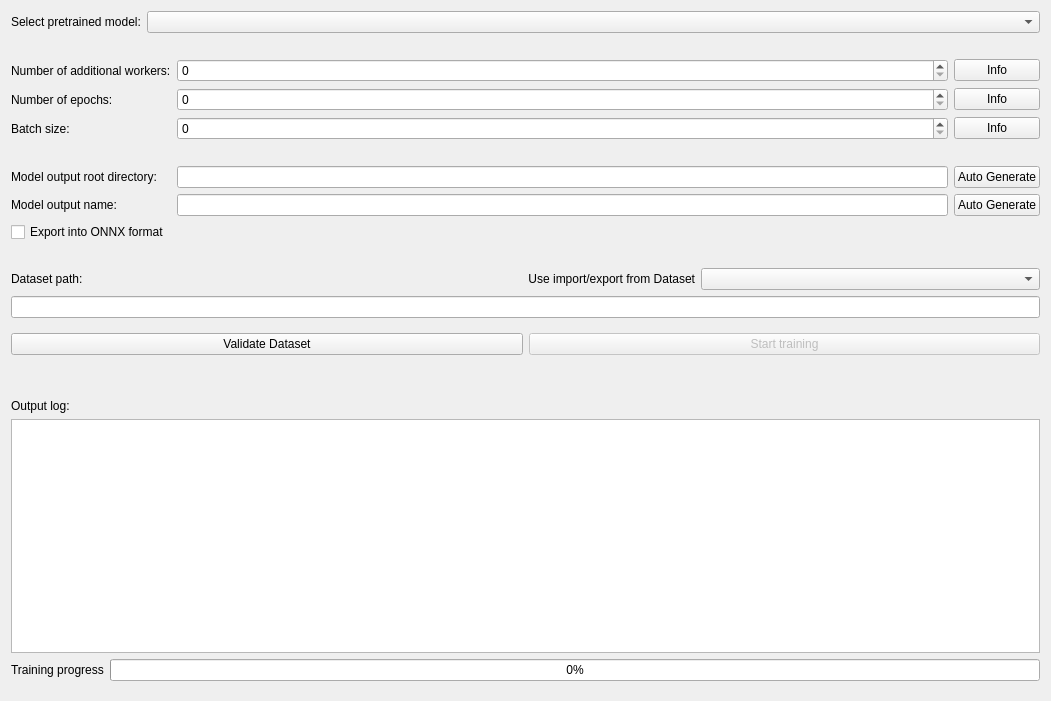
First picture: the form in src/app/ui/ModelTrainer.ui, repository denis-fekete/cbglib_dataset_editor, before the edit.
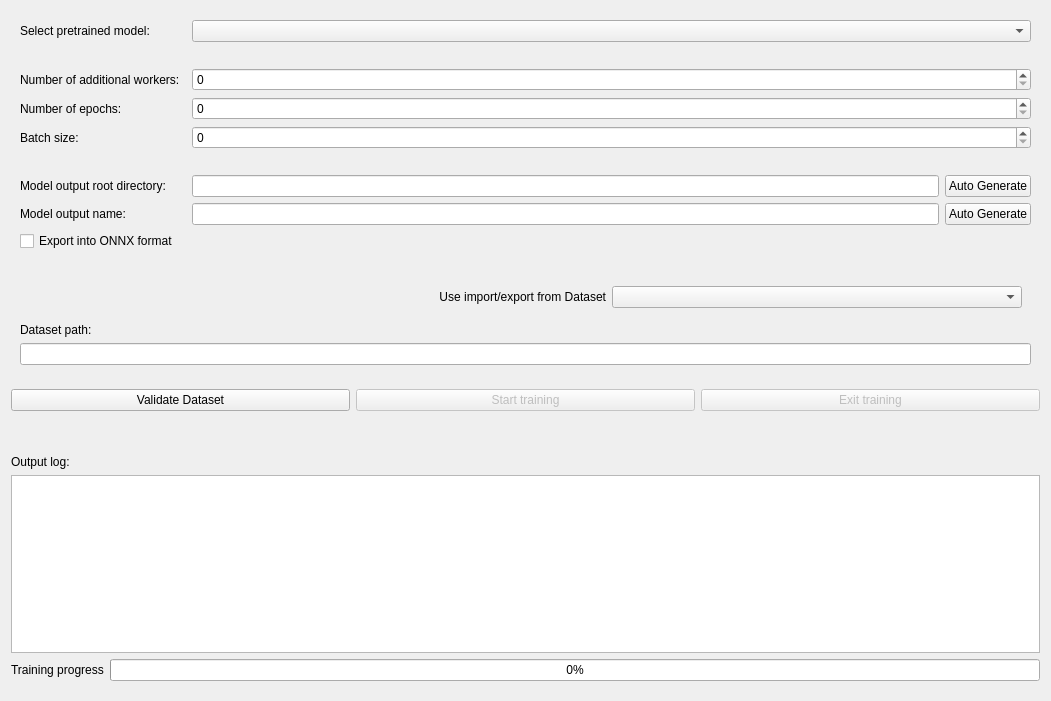
Second picture: the form after the edit.

Commit message: feat: added safe exit during training

```diff
--- a/src/app/ui/ModelTrainer.ui
+++ b/src/app/ui/ModelTrainer.ui
@@ -13,49 +13,8 @@
   <property name="windowTitle">
    <string>Form</string>
   </property>
-  <layout class="QGridLayout" name="gridLayout_2" rowstretch="0,0,0,0">
-   <item row="1" column="0">
-    <widget class="QWidget" name="validateTrainWidget" native="true">
-     <property name="sizePolicy">
-      <sizepolicy hsizetype="Expanding" vsizetype="Fixed">
-       <horstretch>0</horstretch>
-       <verstretch>0</verstretch>
-      </sizepolicy>
-     </property>
-     <property name="maximumSize">
-      <size>
-       <width>16777215</width>
-       <height>50</height>
-      </size>
-     </property>
-     <layout class="QHBoxLayout" name="horizontalLayout">
-      <property name="leftMargin">
-       <number>0</number>
-      </property>
-      <property name="rightMargin">
-       <number>0</number>
-      </property>
-      <item>
-       <widget class="QPushButton" name="validateButton">
-        <property name="text">
-         <string>Validate Dataset</string>
-        </property>
-       </widget>
-      </item>
-      <item>
-       <widget class="QPushButton" name="startTrainingButton">
-        <property name="enabled">
-         <bool>false</bool>
-        </property>
-        <property name="text">
-         <string>Start training</string>
-        </property>
-       </widget>
-      </item>
-     </layout>
-    </widget>
-   </item>
-   <item row="3" column="0">
+  <layout class="QGridLayout" name="gridLayout_2" rowstretch="0,0,0,0,0">
+   <item row="4" column="0">
     <widget class="QWidget" name="trainingWidget" native="true">
      <property name="sizePolicy">
       <sizepolicy hsizetype="Expanding" vsizetype="Expanding">
@@ -97,72 +56,185 @@
      </layout>
     </widget>
    </item>
-   <item row="0" column="0">
-    <layout class="QGridLayout" name="modelSettingsWidget" columnstretch="0,1,0,0">
      <item row="3" column="0">
-      <widget class="QLabel" name="workersLabel">
-       <property name="text">
-        <string>Number of additional workers:</string>
-       </property>
-      </widget>
-     </item>
-     <item row="3" column="1" colspan="2">
-      <widget class="QSpinBox" name="workersSpinBox"/>
-     </item>
-     <item row="5" column="3">
-      <widget class="QPushButton" name="batchInfoButton">
+    <spacer name="horizontalSpacer_4">
+     <property name="orientation">
+      <enum>Qt::Orientation::Horizontal</enum>
+     </property>
+     <property name="sizeHint" stdset="0">
+      <size>
+       <width>40</width>
+       <height>20</height>
+      </size>
+     </property>
+    </spacer>
+   </item>
+   <item row="2" column="0">
+    <widget class="QWidget" name="validateTrainWidget" native="true">
+     <property name="sizePolicy">
+      <sizepolicy hsizetype="Expanding" vsizetype="Fixed">
+       <horstretch>0</horstretch>
+       <verstretch>0</verstretch>
+      </sizepolicy>
+     </property>
+     <property name="maximumSize">
+      <size>
+       <width>16777215</width>
+       <height>50</height>
+      </size>
+     </property>
+     <layout class="QHBoxLayout" name="horizontalLayout">
+      <property name="leftMargin">
+       <number>0</number>
+      </property>
+      <property name="rightMargin">
+       <number>0</number>
+      </property>
+      <item>
+       <widget class="QPushButton" name="validateButton">
        <property name="text">
-        <string>Info</string>
+         <string>Validate Dataset</string>
        </property>
       </widget>
      </item>
-     <item row="4" column="1" colspan="2">
-      <widget class="QSpinBox" name="epochsSpinBox"/>
-     </item>
-     <item row="9" column="0">
-      <widget class="QLabel" name="modelNameLabel">
+      <item>
+       <widget class="QPushButton" name="startTrainingButton">
+        <property name="enabled">
+         <bool>false</bool>
+        </property>
        <property name="text">
-        <string>Model output name:</string>
+         <string>Start training</string>
        </property>
       </widget>
      </item>
-     <item row="9" column="3">
-      <widget class="QPushButton" name="generateNameButton">
+      <item>
+       <widget class="QPushButton" name="exitTrainingButton">
+        <property name="enabled">
+         <bool>false</bool>
+        </property>
        <property name="text">
-        <string>Auto Generate</string>
+         <string>Exit training</string>
        </property>
       </widget>
      </item>
-     <item row="3" column="3">
-      <widget class="QPushButton" name="workersInfoButton">
+     </layout>
+    </widget>
+   </item>
+   <item row="0" column="0">
+    <widget class="QWidget" name="modelSettingsWidget" native="true">
+     <layout class="QGridLayout" name="gridLayout_3">
+      <item row="11" column="0">
+       <widget class="QLabel" name="datasetPathLabel">
        <property name="text">
-        <string>Info</string>
+         <string>Dataset path:</string>
        </property>
       </widget>
      </item>
-     <item row="5" column="1" colspan="2">
-      <widget class="QSpinBox" name="batchSpinBox"/>
-     </item>
-     <item row="5" column="0">
+      <item row="4" column="0">
       <widget class="QLabel" name="batchSizeLabel">
        <property name="text">
         <string>Batch size:</string>
        </property>
       </widget>
      </item>
-     <item row="9" column="1" colspan="2">
-      <widget class="QLineEdit" name="modelNameLineEdit"/>
-     </item>
-     <item row="8" column="3">
-      <widget class="QPushButton" name="generateOutputDirectoryButton">
-       <property name="text">
-        <string>Auto Generate</string>
-       </property>
-      </widget>
-     </item>
      <item row="1" column="0" colspan="4">
-      <layout class="QHBoxLayout" name="modelSelectionLayout">
-       <item>
+       <spacer name="horizontalSpacer">
+        <property name="orientation">
+         <enum>Qt::Orientation::Horizontal</enum>
+        </property>
+        <property name="sizeHint" stdset="0">
+         <size>
+          <width>40</width>
+          <height>20</height>
+         </size>
+        </property>
+       </spacer>
+      </item>
+      <item row="6" column="2">
+       <widget class="QLineEdit" name="modelOutputPathLineEdit"/>
+      </item>
+      <item row="3" column="0">
+       <widget class="QLabel" name="epochsLabel">
+        <property name="text">
+         <string>Number of epochs:</string>
+        </property>
+       </widget>
+      </item>
+      <item row="6" column="3">
+       <widget class="QPushButton" name="generateOutputDirectoryButton">
+        <property name="text">
+         <string>Auto Generate</string>
+        </property>
+       </widget>
+      </item>
+      <item row="4" column="2" colspan="2">
+       <widget class="QSpinBox" name="batchSpinBox"/>
+      </item>
+      <item row="6" column="0">
+       <widget class="QLabel" name="modelRootLabel">
+        <property name="text">
+         <string>Model output root directory:</string>
+        </property>
+       </widget>
+      </item>
+      <item row="5" column="0" colspan="4">
+       <spacer name="horizontalSpacer_2">
+        <property name="orientation">
+         <enum>Qt::Orientation::Horizontal</enum>
+        </property>
+        <property name="sizeHint" stdset="0">
+         <size>
+          <width>40</width>
+          <height>20</height>
+         </size>
+        </property>
+       </spacer>
+      </item>
+      <item row="7" column="2">
+       <widget class="QLineEdit" name="modelNameLineEdit"/>
+      </item>
+      <item row="0" column="2" colspan="2">
+       <widget class="QComboBox" name="modelSelectorComboBox">
+        <property name="sizePolicy">
+         <sizepolicy hsizetype="Expanding" vsizetype="Fixed">
+          <horstretch>0</horstretch>
+          <verstretch>0</verstretch>
+         </sizepolicy>
+        </property>
+       </widget>
+      </item>
+      <item row="7" column="0">
+       <widget class="QLabel" name="modelNameLabel">
+        <property name="text">
+         <string>Model output name:</string>
+        </property>
+       </widget>
+      </item>
+      <item row="2" column="0">
+       <widget class="QLabel" name="workersLabel">
+        <property name="text">
+         <string>Number of additional workers:</string>
+        </property>
+       </widget>
+      </item>
+      <item row="7" column="3">
+       <widget class="QPushButton" name="generateNameButton">
+        <property name="text">
+         <string>Auto Generate</string>
+        </property>
+       </widget>
+      </item>
+      <item row="8" column="0">
+       <widget class="QCheckBox" name="onnxExportCheckBox">
+        <property name="text">
+         <string>Export into ONNX format</string>
+        </property>
+       </widget>
+      </item>
+      <item row="3" column="2" colspan="2">
+       <widget class="QSpinBox" name="epochsSpinBox"/>
+      </item>
+      <item row="0" column="0">
         <widget class="QLabel" name="modelSelectLabel">
          <property name="sizePolicy">
           <sizepolicy hsizetype="Minimum" vsizetype="Preferred">
@@ -175,34 +247,28 @@
          </property>
         </widget>
        </item>
-       <item>
-        <widget class="QComboBox" name="modelSelectorComboBox">
-         <property name="sizePolicy">
-          <sizepolicy hsizetype="Expanding" vsizetype="Fixed">
-           <horstretch>0</horstretch>
-           <verstretch>0</verstretch>
-          </sizepolicy>
-         </property>
-        </widget>
-       </item>
-      </layout>
-     </item>
-     <item row="8" column="0">
-      <widget class="QLabel" name="modelRootLabel">
-       <property name="text">
-        <string>Model output root directory:</string>
-       </property>
-      </widget>
+      <item row="2" column="2" colspan="2">
+       <widget class="QSpinBox" name="workersSpinBox"/>
+      </item>
+      <item row="9" column="0" colspan="4">
+       <spacer name="horizontalSpacer_3">
+        <property name="orientation">
+         <enum>Qt::Orientation::Horizontal</enum>
+        </property>
+        <property name="sizeHint" stdset="0">
+         <size>
+          <width>40</width>
+          <height>20</height>
+         </size>
+        </property>
+       </spacer>
      </item>
      <item row="12" column="0" colspan="4">
-      <layout class="QHBoxLayout" name="datasetLayout">
-       <item>
-        <widget class="QLabel" name="datasetPathLabel">
-         <property name="text">
-          <string>Dataset path:</string>
-         </property>
-        </widget>
-       </item>
+       <widget class="QLineEdit" name="datasetPathLineEdit"/>
+      </item>
+      <item row="10" column="1" colspan="3">
+       <widget class="QWidget" name="widget_2" native="true">
+        <layout class="QHBoxLayout" name="horizontalLayout_2">
        <item>
         <widget class="QLabel" name="usePathsLabel">
          <property name="text">
@@ -217,87 +283,10 @@
         <widget class="QComboBox" name="datasetPathComboBox"/>
        </item>
       </layout>
-     </item>
-     <item row="11" column="0" colspan="4">
-      <spacer name="horizontalSpacer_3">
-       <property name="orientation">
-        <enum>Qt::Orientation::Horizontal</enum>
-       </property>
-       <property name="sizeHint" stdset="0">
-        <size>
-         <width>40</width>
-         <height>20</height>
-        </size>
-       </property>
-      </spacer>
-     </item>
-     <item row="7" column="0" colspan="4">
-      <spacer name="horizontalSpacer_2">
-       <property name="orientation">
-        <enum>Qt::Orientation::Horizontal</enum>
-       </property>
-       <property name="sizeHint" stdset="0">
-        <size>
-         <width>40</width>
-         <height>20</height>
-        </size>
-       </property>
-      </spacer>
-     </item>
-     <item row="2" column="0" colspan="4">
-      <spacer name="horizontalSpacer">
-       <property name="orientation">
-        <enum>Qt::Orientation::Horizontal</enum>
-       </property>
-       <property name="sizeHint" stdset="0">
-        <size>
-         <width>40</width>
-         <height>20</height>
-        </size>
-       </property>
-      </spacer>
-     </item>
-     <item row="4" column="0">
-      <widget class="QLabel" name="epochsLabel">
-       <property name="text">
-        <string>Number of epochs:</string>
-       </property>
-      </widget>
-     </item>
-     <item row="4" column="3">
-      <widget class="QPushButton" name="epochsInfoButton">
-       <property name="text">
-        <string>Info</string>
-       </property>
-      </widget>
-     </item>
-     <item row="15" column="0" colspan="4">
-      <widget class="QLineEdit" name="datasetPathLineEdit"/>
-     </item>
-     <item row="8" column="1" colspan="2">
-      <widget class="QLineEdit" name="modelOutputPathLineEdit"/>
-     </item>
-     <item row="10" column="0">
-      <widget class="QCheckBox" name="onnxExportCheckBox">
-       <property name="text">
-        <string>Export into ONNX format</string>
-       </property>
       </widget>
      </item>
     </layout>
-   </item>
-   <item row="2" column="0">
-    <spacer name="horizontalSpacer_4">
-     <property name="orientation">
-      <enum>Qt::Orientation::Horizontal</enum>
-     </property>
-     <property name="sizeHint" stdset="0">
-      <size>
-       <width>40</width>
-       <height>20</height>
-      </size>
-     </property>
-    </spacer>
+    </widget>
    </item>
   </layout>
  </widget>
```
Lines whose indentation alone changed are shown as unchanged. The commit also changes 8 other files.
